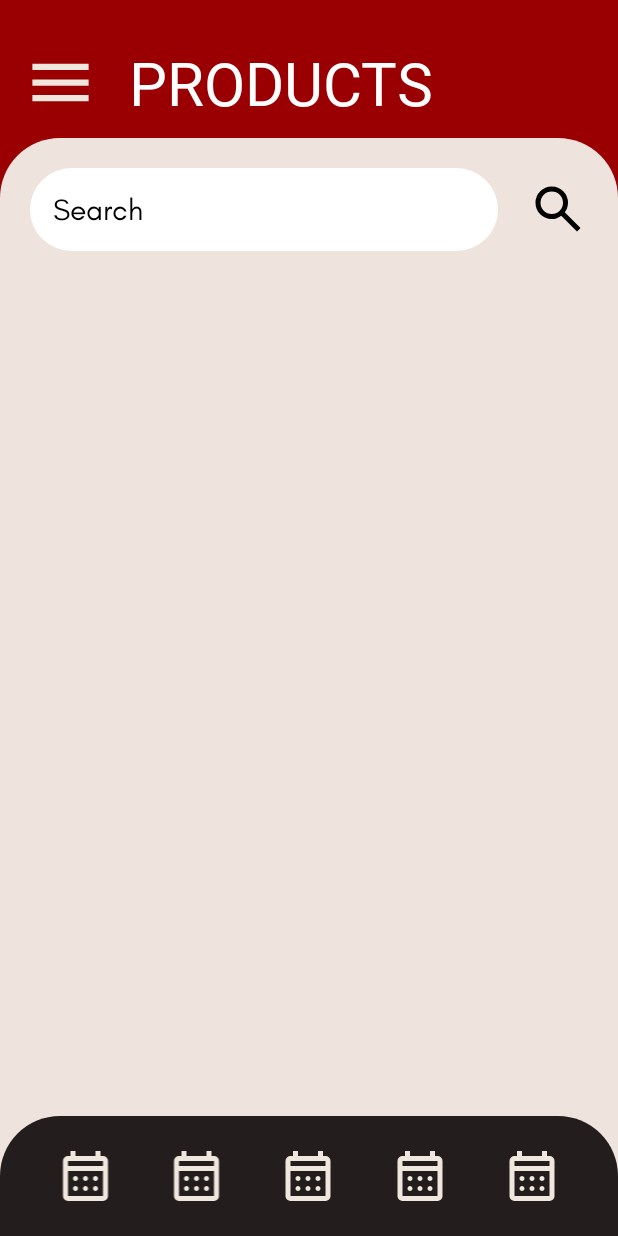
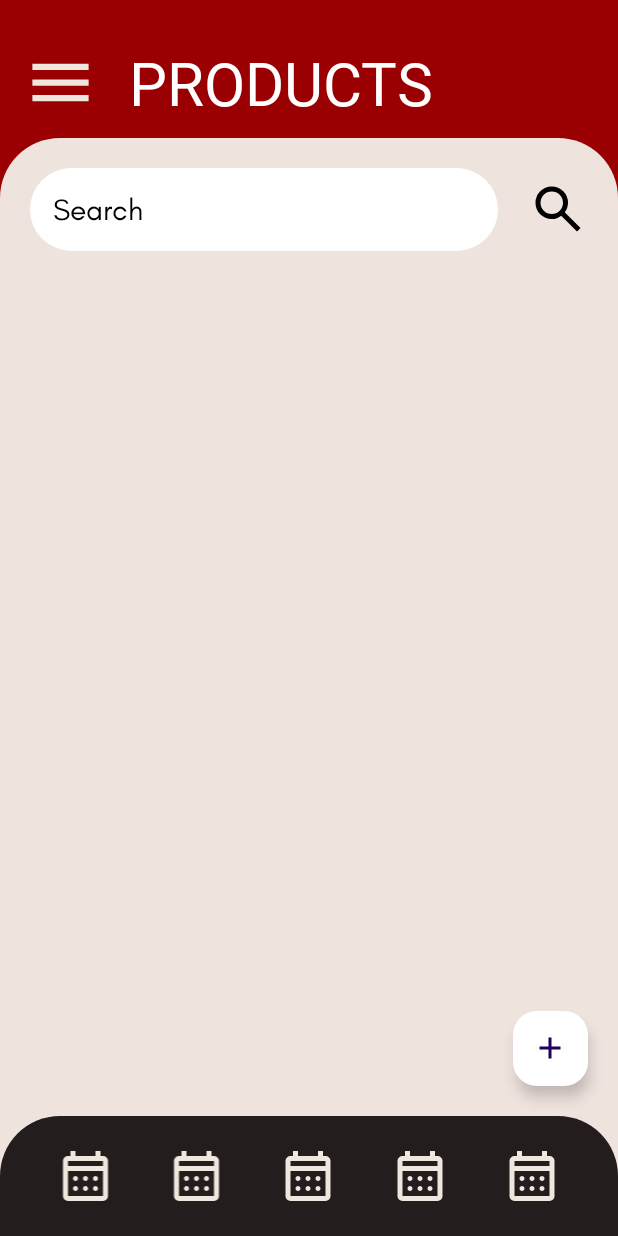
Before and after one commit to Larusu/ColarSort, an Android app: the screen it shows after launch (ProductsActivity), on a phone screen of 412 x 824 dp. Run offline under Robolectric (Android 15) with nearby library versions, the phone set to English and light mode, and no system bars.

Commit message:
Set up ProductAdapter.kt

```diff
--- a/app/src/main/java/com/colarsort/app/activities/ProductsActivity.kt
+++ b/app/src/main/java/com/colarsort/app/activities/ProductsActivity.kt
@@ -11,11 +11,15 @@ import androidx.core.view.WindowInsetsCompat
 import androidx.recyclerview.widget.GridLayoutManager
 import androidx.recyclerview.widget.RecyclerView
 import com.colarsort.app.R
+import com.colarsort.app.adapters.ProductAdapter
+import com.colarsort.app.database.DatabaseHelper
 import com.colarsort.app.databinding.ActivityProductsBinding
+import com.colarsort.app.models.Products
 
 class ProductsActivity : AppCompatActivity() {
 
     private lateinit var binding: ActivityProductsBinding
+    private lateinit var recyclerView: RecyclerView
 
     override fun onCreate(savedInstanceState: Bundle?) {
         super.onCreate(savedInstanceState)
@@ -27,6 +31,27 @@ class ProductsActivity : AppCompatActivity() {
             v.setPadding(systemBars.left, systemBars.top, systemBars.right, systemBars.bottom)
             insets
         }
+
+        recyclerView = binding.recyclerViewProducts
+
+        val products = arrayListOf<Products>(
+//            Products(1, "Product 1", null),
+//            Products(2, "Product 2", null),
+//            Products(3, "Product 3", null),
+//            Products(4, "Product 4", null),
+//            Products(5, "Product 5", null),
+//            Products(6, "Product 6", null),
+//            Products(7, "Product 7", null),
+//            Products(8, "Product 8", null),
+//            Products(9, "Product 9", null),
+//            Products(10, "Product 10", null),
+//            Products(11, "Product 11", null),
+//            Products(12, "Product 12", null),
+        )
+
+        val adapter = ProductAdapter(products)
+        recyclerView.layoutManager = GridLayoutManager(this, 3)
+        recyclerView.adapter = adapter
 
         val hamburgerMenu = binding.productMenu
 
--- a/app/src/main/java/com/colarsort/app/database/DatabaseHelper.kt
+++ b/app/src/main/java/com/colarsort/app/database/DatabaseHelper.kt
@@ -3,6 +3,7 @@ package com.colarsort.app.database
 import android.content.Context
 import android.database.sqlite.SQLiteDatabase
 import android.database.sqlite.SQLiteOpenHelper
+import com.colarsort.app.models.Products
 
 class DatabaseHelper(context: Context) : SQLiteOpenHelper(context, DATABASE_NAME, null, DATABASE_VERSION)
 {
--- /dev/null
+++ b/app/src/main/res/drawable/add_icon.xml
@@ -0,0 +1,5 @@
+<vector xmlns:android="http://schemas.android.com/apk/res/android" android:height="24dp" android:tint="#EFE6DE" android:viewportHeight="960" android:viewportWidth="960" android:width="24dp">
+
+    <path android:fillColor="@android:color/white" android:pathData="M440,520L200,520L200,440L440,440L440,200L520,200L520,440L760,440L760,520L520,520L520,760L440,760L440,520Z"/>
+
+</vector>
--- a/app/src/main/res/layout/activity_products.xml
+++ b/app/src/main/res/layout/activity_products.xml
@@ -71,7 +71,7 @@
                 android:layout_width="40dp"
                 android:layout_height="40dp"
                 android:layout_marginEnd="20dp"
-                android:src="@drawable/search_24dp_000000_fill0_wght400_grad0_opsz24"/>
+                android:src="@drawable/search_icon"/>
 
 
         </LinearLayout>
@@ -130,4 +130,17 @@
 
     </LinearLayout>
 
+    <com.google.android.material.floatingactionbutton.FloatingActionButton
+        android:id="@+id/btn_add"
+        android:layout_width="50dp"
+        android:layout_height="50dp"
+        android:layout_marginEnd="20dp"
+        android:layout_marginBottom="100dp"
+        android:padding="0dp"
+        android:src="@drawable/add_icon"
+        app:fabCustomSize="50dp"
+        android:backgroundTint="@color/white"
+        app:layout_constraintBottom_toBottomOf="parent"
+        app:layout_constraintEnd_toEndOf="parent" />
+
 </androidx.constraintlayout.widget.ConstraintLayout>
```
Also changed, not shown: app/src/main/java/com/colarsort/app/adapters/ProductAdapter.kt (added, +35 -0 lines), app/src/main/res/drawable/more_icon.xml (added, +9 -0 lines), app/src/main/res/layout/item_product.xml (+31 -11 lines), app/src/main/res/drawable/search_icon.xml (renamed from app/src/main/res/drawable/search_24dp_000000_fill0_wght400_grad0_opsz24.xml).
